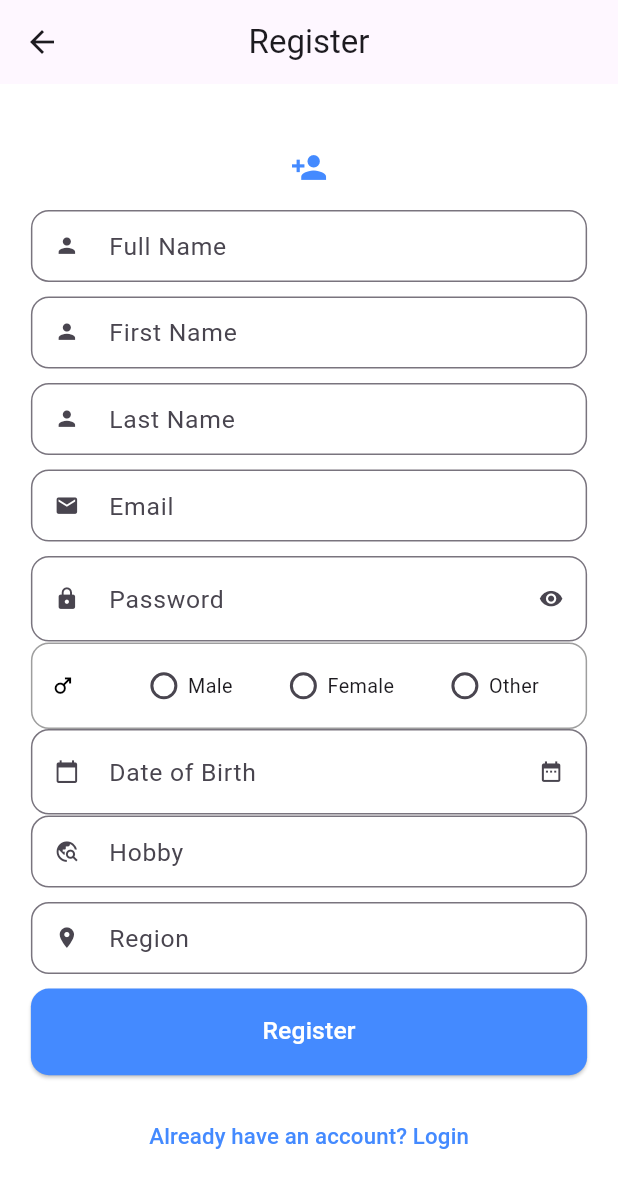
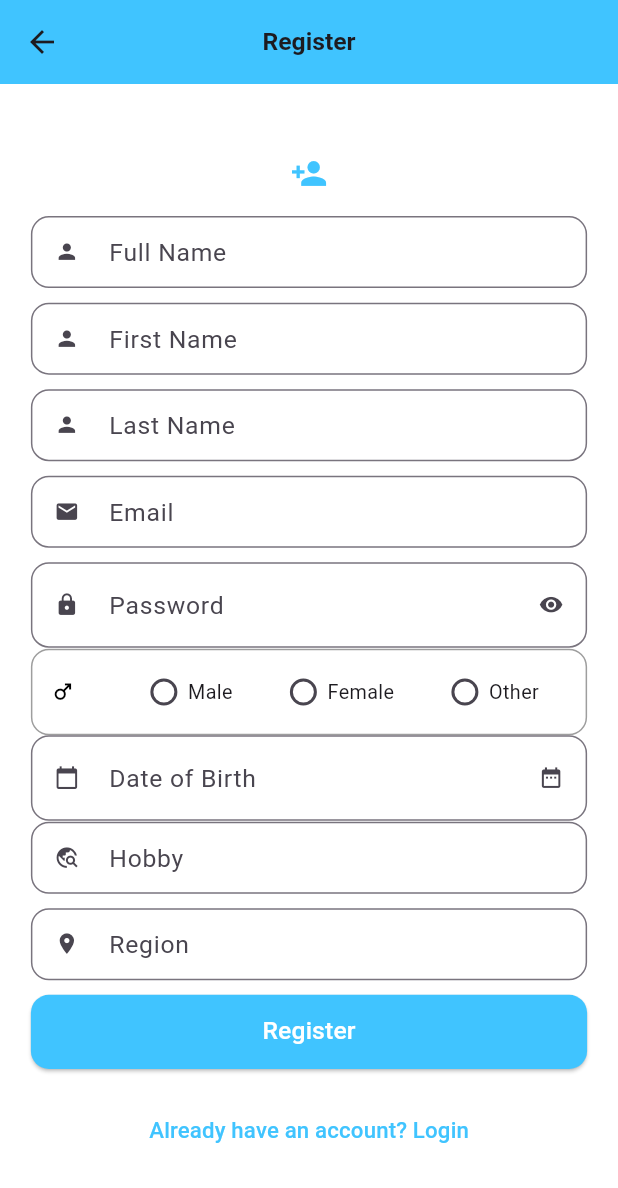
Before and after one commit to 07kamrul/OSM_demo, a Flutter app: the screen it shows after launch, after a tap on "Don't have an account? Register", on a phone screen of 412 x 824 dp. Shown: the top 1188 px of the screen. Run offline on Flutter 3.47's test engine with Material 3 defaults, Android fonts, the phone set to English and light mode, and no system bars; our stand-ins replace bloc, equatable, flutter_bloc, flutter_map, font_awesome_flutter, geolocator and 2 more; missing offline and left inert: signalr_core; accounts and stored records are empty; network calls fail.

Commit message:
same color for all screen

```diff
--- a/lib/enum.dart
+++ b/lib/enum.dart
@@ -7,7 +7,7 @@ class AppConstants {
   static const double inputHeightScale = 0.07;
   static const double fontScale = 0.04;
   static const double paddingScale = 0.05;
-  static const double buttonHeightScale = 0.07;
+  static const double buttonHeightScale = 0.06;
   static const double spacingScale = 0.02;
   static const double iconScale = 0.06;
   static const double headerFontScale = 0.05;
--- a/lib/screen/auth_screen.dart
+++ b/lib/screen/auth_screen.dart
@@ -73,7 +73,7 @@ class AuthScreen extends StatelessWidget {
         }
       },
       child: Scaffold(
-        appBar: _buildAppBar(),
+        appBar: _buildAppBar(context),
         backgroundColor: Colors.white,
         body: LayoutBuilder(
           builder: (context, constraints) => _buildBody(context, constraints),
@@ -82,12 +82,17 @@ class AuthScreen extends StatelessWidget {
     );
   }
 
-  PreferredSizeWidget _buildAppBar() {
+  PreferredSizeWidget _buildAppBar(BuildContext context) {
+    final size = MediaQuery.of(context).size;
+    final fontSize = size.width * 0.04;
+
     return AppBar(
-      title: const Text('Login'),
-      centerTitle: true,
-      elevation: 0,
-    );
+        title: Text(
+          'Login',
+          style: TextStyle(fontWeight: FontWeight.bold, fontSize: fontSize),
+        ),
+        centerTitle: true,
+        backgroundColor: Colors.lightBlueAccent);
   }
 
   Widget _buildBody(BuildContext context, BoxConstraints constraints) {
@@ -117,7 +122,7 @@ class AuthScreen extends StatelessWidget {
           child: Column(
             mainAxisAlignment: MainAxisAlignment.center,
             children: [
-              Icon(Icons.lock, size: logoSize, color: Colors.blueAccent),
+              Icon(Icons.lock, size: logoSize, color: Colors.lightBlueAccent),
               SizedBox(height: spacing),
               _buildTextField(
                   emailController, 'Email', Icons.email, fontSize, inputHeight,
@@ -182,7 +187,7 @@ class AuthScreen extends StatelessWidget {
             : () => _handleLogin(context, emailController.text.trim(),
                 passwordController.text.trim()),
         style: ElevatedButton.styleFrom(
-          backgroundColor: Colors.blueAccent,
+          backgroundColor: Colors.lightBlueAccent,
           foregroundColor: Colors.white,
           minimumSize: Size(double.infinity, height),
           shape:
@@ -203,7 +208,8 @@ class AuthScreen extends StatelessWidget {
       ),
       child: Text(
         "Don't have an account? Register",
-        style: TextStyle(color: Colors.blueAccent, fontSize: fontSize * 0.9),
+        style:
+            TextStyle(color: Colors.lightBlueAccent, fontSize: fontSize * 0.9),
       ),
     );
   }
--- a/lib/screen/distance_tracker_page.dart
+++ b/lib/screen/distance_tracker_page.dart
@@ -534,7 +534,7 @@ class _DistanceTrackerPageState extends State<DistanceTrackerPage> {
         : null;
 
     return Container(
-      padding: EdgeInsets.all(paddingValue),
+      padding: EdgeInsets.all(padding),
       color: Colors.white.withOpacity(0.9),
       child: Column(
         mainAxisSize: MainAxisSize.min,
@@ -561,6 +561,27 @@ class _DistanceTrackerPageState extends State<DistanceTrackerPage> {
                   child: Column(
                     crossAxisAlignment: CrossAxisAlignment.start,
                     children: [
+                      // Active/Inactive indicator (green dot when active, gray when inactive)
+                      Stack(
+                        alignment: Alignment.bottomRight,
+                        children: [
+                          Container(
+                            width: 12,
+                            height: 12,
+                            decoration: BoxDecoration(
+                              color:
+                                  selectedUser.status.toLowerCase() == 'active'
+                                      ? Colors.green
+                                      : Colors.grey,
+                              shape: BoxShape.circle,
+                              border: Border.all(
+                                color: Colors.white,
+                                width: 2,
+                              ), // Border for a more visible dot
+                            ),
+                          ),
+                        ],
+                      ),
                       Text(
                         selectedUser.fullname,
                         style: TextStyle(
@@ -638,8 +659,8 @@ class _DistanceTrackerPageState extends State<DistanceTrackerPage> {
                               color: Colors.black54,
                             ),
                             SizedBox(
-                              width: padding * 0.25,
-                            ), // Add spacing between icon and text
+                                width: padding *
+                                    0.25), // Add spacing between icon and text
                             Text(
                               '${_distance.toStringAsFixed(2)} km',
                               style: TextStyle(
@@ -654,7 +675,7 @@ class _DistanceTrackerPageState extends State<DistanceTrackerPage> {
                   ),
                 ),
             ],
-          )
+          ),
         ],
       ),
     );
--- a/lib/screen/register_screen.dart
+++ b/lib/screen/register_screen.dart
@@ -47,19 +47,24 @@ class _RegisterScreenState extends State<RegisterScreen> {
   Widget build(BuildContext context) {
     return Scaffold(
       backgroundColor: Colors.white,
-      appBar: _buildAppBar(),
+      appBar: _buildAppBar(context),
       body: LayoutBuilder(
         builder: (context, constraints) => _buildBody(context, constraints),
       ),
     );
   }
 
-  PreferredSizeWidget _buildAppBar() {
+  PreferredSizeWidget _buildAppBar(BuildContext context) {
+    final size = MediaQuery.of(context).size;
+    final fontSize = size.width * 0.04;
+
     return AppBar(
-      title: const Text('Register'),
-      centerTitle: true,
-      elevation: 0,
-    );
+        title: Text(
+          'Register',
+          style: TextStyle(fontWeight: FontWeight.bold, fontSize: fontSize),
+        ),
+        centerTitle: true,
+        backgroundColor: Colors.lightBlueAccent);
   }
 
   Widget _buildBody(BuildContext context, BoxConstraints constraints) {
@@ -75,6 +80,7 @@ class _RegisterScreenState extends State<RegisterScreen> {
         size.width * AppConstants.fontScale * (isSmallScreen ? 0.9 : 1.0);
     final paddingValue = size.width * AppConstants.paddingScale;
     final spacing = size.height * AppConstants.spacingScale;
+    final buttonHeight = size.height * AppConstants.buttonHeightScale;
 
     return BlocConsumer<AuthBloc, AuthState>(
       listener: (context, state) {
@@ -107,7 +113,7 @@ class _RegisterScreenState extends State<RegisterScreen> {
               mainAxisAlignment: MainAxisAlignment.center,
               children: [
                 Icon(Icons.person_add,
-                    color: Colors.blueAccent, size: iconSize),
+                    color: Colors.lightBlueAccent, size: iconSize),
                 SizedBox(height: spacing),
                 _buildTextField(fullnameController, 'Full Name', Icons.person,
                     fontSize, inputHeight),
@@ -136,7 +142,7 @@ class _RegisterScreenState extends State<RegisterScreen> {
                 _buildTextField(regionController, 'Region', Icons.place,
                     fontSize, inputHeight),
                 //SizedBox(height: spacing),
-                _buildRegisterButton(context, state, fontSize, inputHeight),
+                _buildRegisterButton(context, state, fontSize, buttonHeight),
                 SizedBox(height: spacing),
                 _buildLoginLink(context, fontSize),
               ],
@@ -289,7 +295,7 @@ class _RegisterScreenState extends State<RegisterScreen> {
     return ElevatedButton(
       onPressed: state is AuthLoading ? null : () => _handleRegister(context),
       style: ElevatedButton.styleFrom(
-        backgroundColor: Colors.blueAccent,
+        backgroundColor: Colors.lightBlueAccent,
         foregroundColor: Colors.white,
         minimumSize: Size(double.infinity, height),
         shape: RoundedRectangleBorder(borderRadius: BorderRadius.circular(12)),
@@ -305,7 +311,8 @@ class _RegisterScreenState extends State<RegisterScreen> {
       onPressed: () => _navigateTo(context, AuthScreen()),
       child: Text(
         "Already have an account? Login",
-        style: TextStyle(color: Colors.blueAccent, fontSize: fontSize * 0.9),
+        style:
+            TextStyle(color: Colors.lightBlueAccent, fontSize: fontSize * 0.9),
       ),
     );
   }
```
Also changed, not shown: 8 other files.
